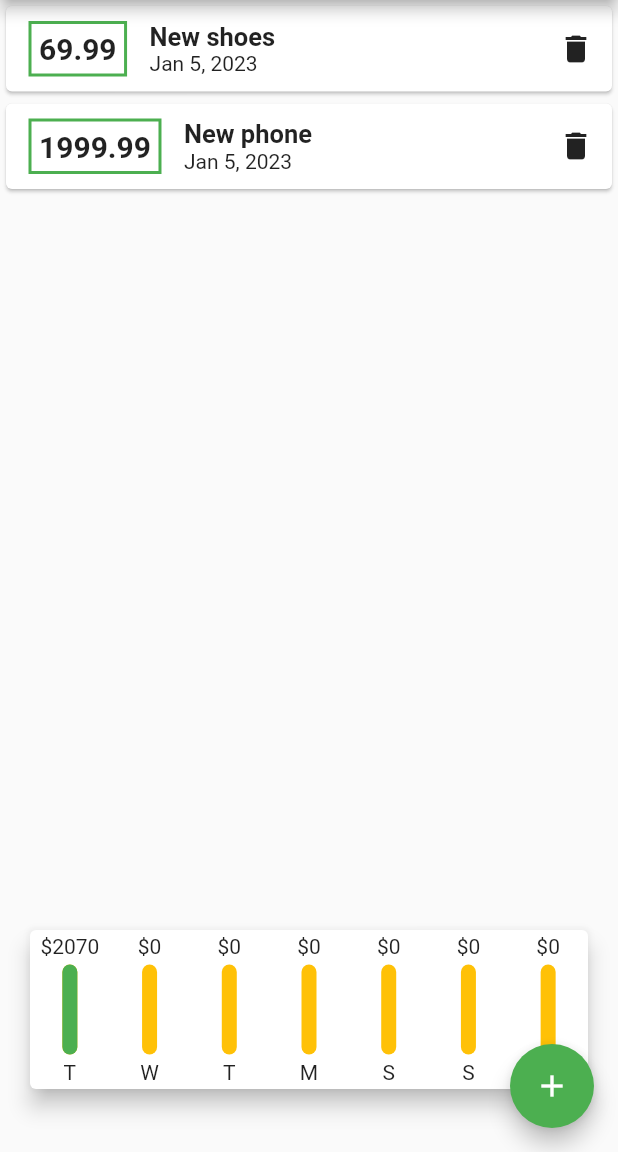
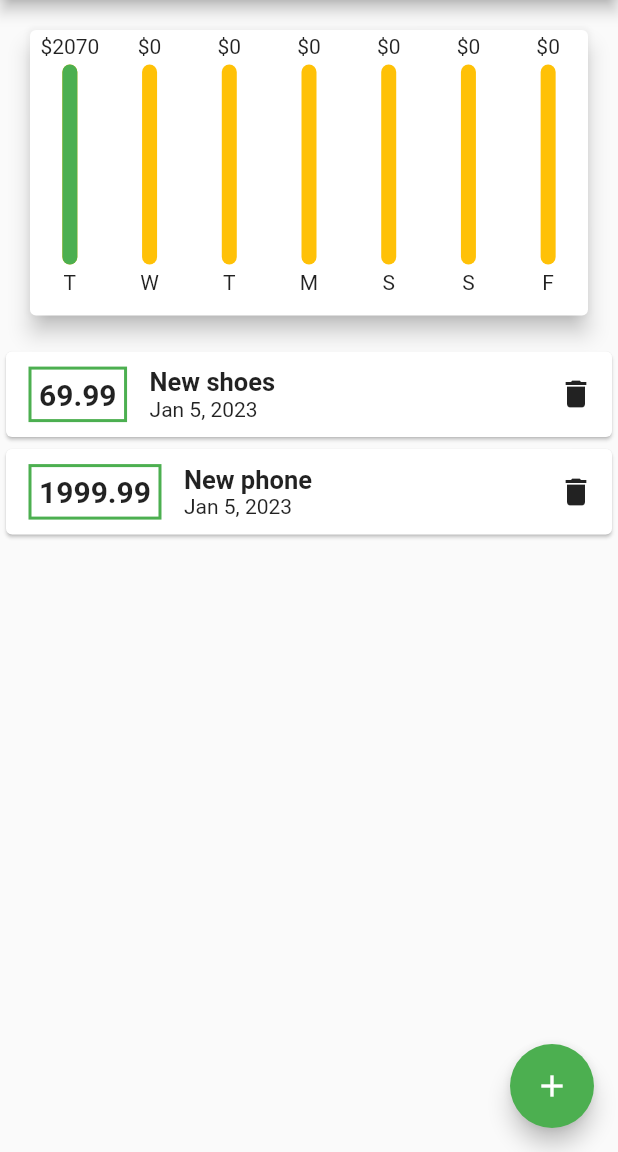
Before and after one commit to AlessandroDodi/personal_expenses_flutter_app, a Flutter app: the screen it shows after launch, after a tap on the "add" icon, on a phone screen of 412 x 824 dp, the part 84-1236 px from its top. Run offline on Flutter 3.47's test engine with Material 2 defaults, Android fonts, the phone set to English and light mode, and no system bars; Roboto replaces fonts that are missing (GothicA1).

Commit message:
Add media queries

```diff
--- a/lib/main.dart
+++ b/lib/main.dart
@@ -1,12 +1,19 @@
 // ignore_for_file: prefer_const_constructors
 
 import 'package:flutter/material.dart';
+import 'package:flutter/services.dart';
 import 'widgets/new_transaction.dart';
 import 'widgets/transaction_list.dart';
 import 'models/transaction.dart';
 import 'widgets/chart.dart';
 
-void main() => runApp(MyApp());
+void main() {
+  WidgetsFlutterBinding.ensureInitialized();
+  SystemChrome.setPreferredOrientations(
+    [DeviceOrientation.portraitUp, DeviceOrientation.portraitDown],
+  );
+  runApp(MyApp());
+}
 
 class MyApp extends StatelessWidget {
   const MyApp({super.key});
@@ -70,23 +77,34 @@ class _MyHomePageState extends State<MyHomePage> {
     });
   }
 
+  final appBar = AppBar(
+    title: Text('Personal Expenses'),
+    actions: <Widget>[
+      IconButton(
+        icon: Icon(Icons.add),
+        onPressed: () {},
+      )
+    ],
+  );
   @override
   Widget build(BuildContext context) {
     return Scaffold(
-      appBar: AppBar(
-        title: Text('Personal Expenses'),
-        actions: <Widget>[
-          IconButton(
-            icon: Icon(Icons.add),
-            onPressed: () {},
-          )
-        ],
-      ),
+      appBar: appBar,
       body: SingleChildScrollView(
           child: Column(
         children: [
-          TransactionList(_userTransaction, _deleteTransactions),
-          Chart(_recentTransactions)
+          Container(
+              height: (MediaQuery.of(context).size.height -
+                      appBar.preferredSize.height -
+                      MediaQuery.of(context).padding.top) *
+                  0.3,
+              child: Chart(_recentTransactions)),
+          Container(
+              height: (MediaQuery.of(context).size.height -
+                      appBar.preferredSize.height -
+                      MediaQuery.of(context).padding.top) *
+                  0.7,
+              child: TransactionList(_userTransaction, _deleteTransactions)),
         ],
       )),
       floatingActionButton: FloatingActionButton(
--- a/lib/widgets/chart.dart
+++ b/lib/widgets/chart.dart
@@ -34,7 +34,8 @@ class Chart extends StatelessWidget {
   }
 
   Widget build(BuildContext context) {
-    return Card(
+    return Container(
+      child: Card(
         elevation: 6,
         margin: EdgeInsets.all(20),
         child: Row(
@@ -52,6 +53,7 @@ class Chart extends StatelessWidget {
             );
           }).toList(),
         ),
+      ),
     );
   }
 }
--- a/lib/widgets/chart_bar.dart
+++ b/lib/widgets/chart_bar.dart
@@ -8,7 +8,10 @@ class ChartBar extends StatelessWidget {
 
   @override
   Widget build(BuildContext context) {
+    return LayoutBuilder(
+      builder: (ctx, constraints) {
         return Container(
+          height: constraints.maxHeight,
           margin: EdgeInsets.all(3),
           child: Column(
             children: [
@@ -17,7 +20,7 @@ class ChartBar extends StatelessWidget {
                 height: 4,
               ),
               Container(
-            height: 60,
+                height: constraints.maxHeight * .70,
                 width: 10,
                 child: Stack(children: [
                   Container(
@@ -44,5 +47,7 @@ class ChartBar extends StatelessWidget {
             ],
           ),
         );
+      },
+    );
   }
 }
--- a/lib/widgets/new_transaction.dart
+++ b/lib/widgets/new_transaction.dart
@@ -17,8 +17,9 @@ class _NewTransactionState extends State<NewTransaction> {
   void _submitData() {
     final enteredTitle = _titleController.text;
     final enteredAmount = double.tryParse(_amountController.text) ?? 0.00;
-    if (enteredTitle.isEmpty || enteredAmount <= 0 || _selectedDate == null)
+    if (enteredTitle.isEmpty || enteredAmount <= 0 || _selectedDate == null) {
       return;
+    }
 
     widget.buttonHandler(enteredTitle, enteredAmount, _selectedDate);
     Navigator.of(context).pop();
@@ -53,7 +54,7 @@ class _NewTransactionState extends State<NewTransaction> {
                 onSubmitted: (_) => _submitData(),
               ),
               TextField(
-                decoration: InputDecoration(labelText: "Amount"),
+                decoration: const InputDecoration(labelText: "Amount"),
                 controller: _amountController,
                 keyboardType: TextInputType.number,
                 onSubmitted: (_) => _submitData(),
--- a/lib/widgets/transaction_list.dart
+++ b/lib/widgets/transaction_list.dart
@@ -11,7 +11,6 @@ class TransactionList extends StatelessWidget {
   @override
   Widget build(BuildContext context) {
     return Container(
-      height: 600,
       child: transactions.isEmpty
           ? Container(
               height: 10,
```
Lines whose indentation alone changed are shown as unchanged.
